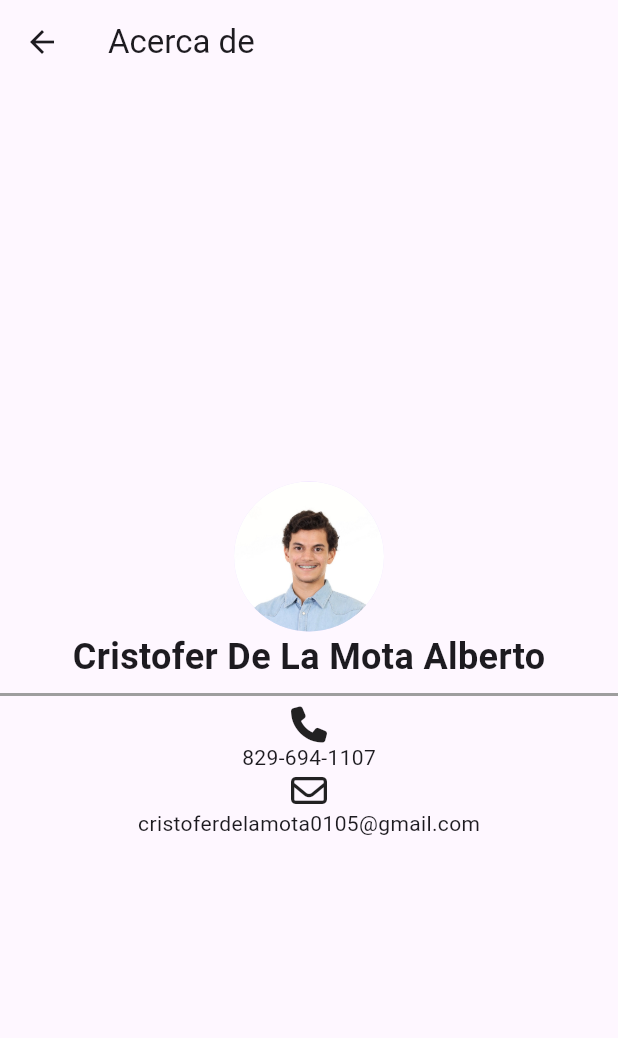
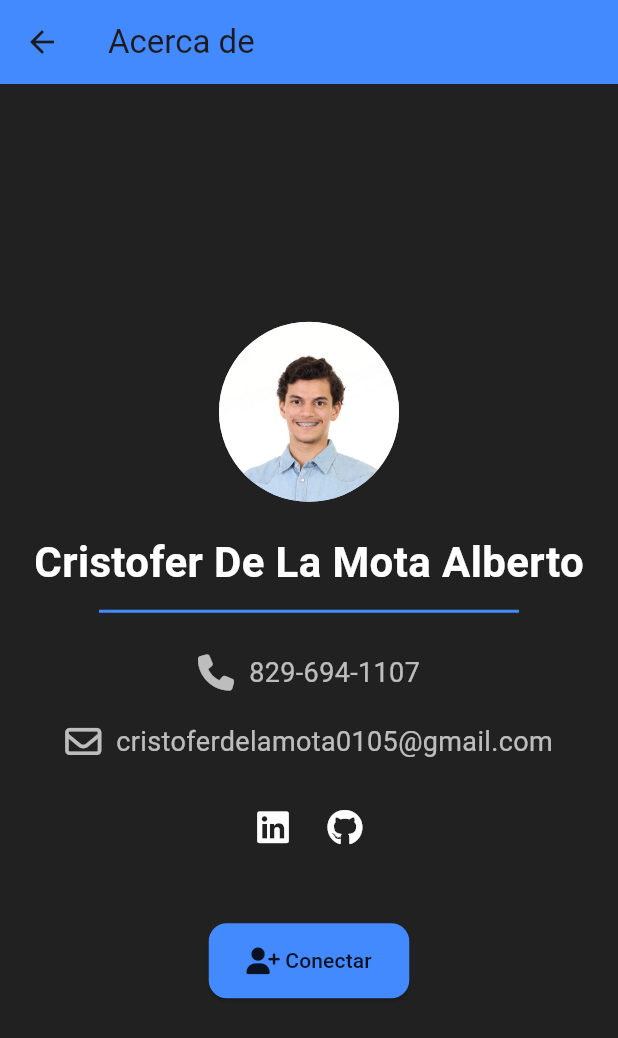
Before and after one commit to devCristoff/tarea_6, a Flutter app: the AboutPage screen opened by its route, on a phone screen of 412 x 824 dp. Shown: the top 1038 px of the screen. Run offline on Flutter 3.47's test engine with Material 3 defaults, Android fonts, the phone set to English and light mode, and no system bars; our stand-ins replace flutter_svg, font_awesome_flutter.

Commit message:
[INFO]: Improve about view

```diff
--- a/lib/views/about.dart
+++ b/lib/views/about.dart
@@ -1,5 +1,6 @@
 import 'package:flutter/material.dart';
 import 'package:font_awesome_flutter/font_awesome_flutter.dart';
+import 'package:url_launcher/url_launcher.dart';
 
 class AboutPage extends StatelessWidget {
   const AboutPage({super.key});
@@ -7,40 +8,144 @@ class AboutPage extends StatelessWidget {
   @override
   Widget build(BuildContext context) {
     return Scaffold(
+      backgroundColor:
+          Colors.grey[900], // Fondo oscuro para mantener la coherencia
       appBar: AppBar(
         title: const Text('Acerca de'),
+        backgroundColor: Colors.blueAccent, // Color del AppBar
       ),
-      body: const Center(
+      body: Padding(
+        padding: const EdgeInsets.all(16.0),
+        child: Center(
           child: Column(
             mainAxisAlignment: MainAxisAlignment.center,
-          children:
- [
-            CircleAvatar(
-              radius: 50,
-              backgroundImage: AssetImage('assets/images/profile.jpg'),
- // Reemplaza con la ruta de tu imagen
+            crossAxisAlignment: CrossAxisAlignment.center,
+            children: [
+              // Avatar redondo con imagen de perfil
+              const CircleAvatar(
+                radius: 60,
+                backgroundImage: AssetImage(
+                    'assets/images/profile.jpg'), // Reemplaza con la ruta de tu imagen
               ),
-            Text(
+              const SizedBox(height: 20),
+
+              // Nombre del usuario
+              const Text(
                 'Cristofer De La Mota Alberto',
-              style: TextStyle(fontSize: 24, fontWeight: FontWeight.bold),
+                style: TextStyle(
+                  fontSize: 28,
+                  fontWeight: FontWeight.bold,
+                  color: Colors.white, // Texto blanco
                 ),
-            Divider(
+              ),
+              const SizedBox(height: 5),
+
+              // Línea divisoria estilizada
+              const Divider(
                 thickness: 2,
-              color: Colors.grey,
+                color: Colors.blueAccent, // Línea en color temático azul
+                indent: 50,
+                endIndent: 50,
               ),
+              const SizedBox(height: 20),
+
+              // Información de contacto
               Column(
+                crossAxisAlignment: CrossAxisAlignment.start,
+                children: [
+                  const Row(
                     mainAxisAlignment: MainAxisAlignment.center,
                     children: [
-                Icon(FontAwesomeIcons.phone),
+                      Icon(FontAwesomeIcons.phone, color: Colors.white70),
                       SizedBox(width: 10),
-                Text('829-694-1107'),
-                SizedBox(width: 20),
-                Icon(FontAwesomeIcons.envelope),
+                      Text(
+                        '829-694-1107',
+                        style: TextStyle(color: Colors.white70, fontSize: 18),
+                      ),
+                    ],
+                  ),
+                  const SizedBox(height: 20),
+                  const Row(
+                    mainAxisAlignment: MainAxisAlignment.center,
+                    children: [
+                      Icon(FontAwesomeIcons.envelope, color: Colors.white70),
                       SizedBox(width: 10),
-                Text('cristoferdelamota0105@gmail.com'),
+                      Text(
+                        'cristoferdelamota0105@gmail.com',
+                        style: TextStyle(color: Colors.white70, fontSize: 18),
+                      ),
+                    ],
+                  ),
+                  const SizedBox(height: 20),
+
+                  // Redes sociales
+                  Row(
+                    mainAxisAlignment: MainAxisAlignment.center,
+                    children: [
+                      IconButton(
+                        icon: const Icon(FontAwesomeIcons.linkedin,
+                            color: Colors.white),
+                        onPressed: () async {
+                          const url =
+                              'https://www.linkedin.com/in/cristofer-de-la-mota-alberto/';
+                          if (await canLaunchUrl(Uri.parse(url))) {
+                            await launchUrl(Uri.parse(url));
+                          } else {
+                            // Handle the case when the URL cannot be launched
+                            print('Could not launch $url');
+                          }
+                        },
+                      ),
+                      IconButton(
+                        icon: const Icon(FontAwesomeIcons.github,
+                            color: Colors.white),
+                        onPressed: () async {
+                          const url =
+                              'https://github.com/devCristoff';
+                          if (await canLaunchUrl(Uri.parse(url))) {
+                            await launchUrl(Uri.parse(url));
+                          } else {
+                            // Handle the case when the URL cannot be launched
+                            print('Could not launch $url');
+                          }
+                        },
+                      ),
                     ],
                   ),
                 ],
+              ),
+
+              const SizedBox(height: 40),
+
+              // Botón de "Conectar" para hacer más interactiva la pantalla
+              ElevatedButton.icon(
+                onPressed: () async {
+                  const url =
+                      'mailto:cristoferdelamota0105@gmail.com';
+                  if (await canLaunchUrl(Uri.parse(url))) {
+                    await launchUrl(Uri.parse(url));
+                  } else {
+                    // Handle the case when the URL cannot be launched
+                    print('Could not launch $url');
+                  }
+                },
+                icon: const Icon(FontAwesomeIcons.userPlus,
+                    color: Colors.black87),
+                label: const Text(
+                  'Conectar',
+                  style: TextStyle(color: Colors.black87),
+                ),
+                style: ElevatedButton.styleFrom(
+                  backgroundColor: Colors.blueAccent, // Color del botón
+                  padding:
+                      const EdgeInsets.symmetric(vertical: 15, horizontal: 25),
+                  shape: RoundedRectangleBorder(
+                    borderRadius: BorderRadius.circular(12),
+                  ),
+                ),
+              ),
+            ],
+          ),
         ),
       ),
     );
```
Lines whose indentation alone changed are shown as unchanged.
